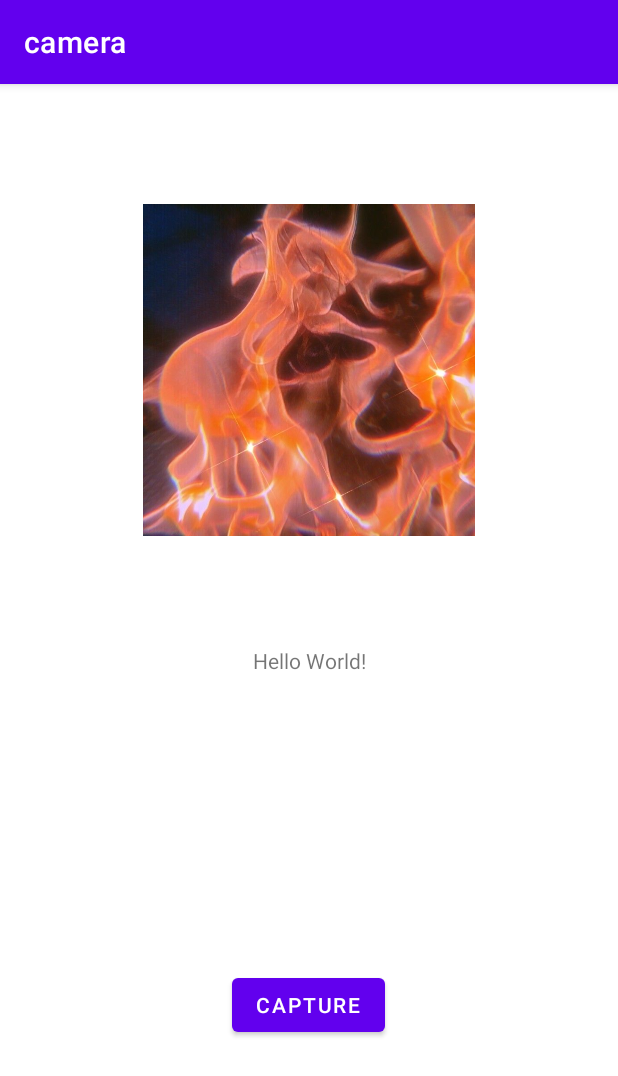
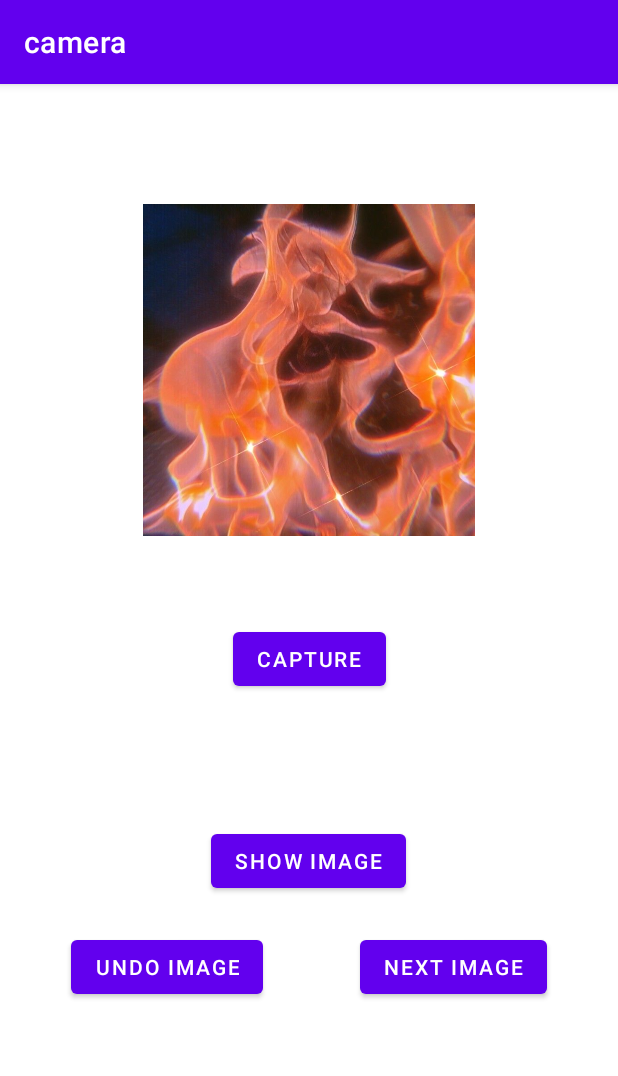
Before and after one commit to Kwiatkowska-W/camera, an Android app: the screen it shows after launch (MainActivity), on a phone screen of 412 x 824 dp. Shown: the top 1076 px of the screen. Run offline under Robolectric (Android 15) with nearby library versions, the phone set to English and light mode, and no system bars; 1 statement that could not run was skipped.

Commit message:
zmiana zdj

```diff
--- a/app/src/main/res/layout/activity_main.xml
+++ b/app/src/main/res/layout/activity_main.xml
@@ -14,20 +14,9 @@
         android:text="Capture"
         app:layout_constraintBottom_toBottomOf="parent"
         app:layout_constraintEnd_toEndOf="parent"
-        app:layout_constraintHorizontal_bias="0.498"
         app:layout_constraintStart_toStartOf="parent"
         app:layout_constraintTop_toTopOf="parent"
-        app:layout_constraintVertical_bias="0.819" />
-
-    <TextView
-        android:id="@+id/textView"
-        android:layout_width="wrap_content"
-        android:layout_height="wrap_content"
-        android:text="Hello World!"
-        app:layout_constraintBottom_toBottomOf="parent"
-        app:layout_constraintLeft_toLeftOf="parent"
-        app:layout_constraintRight_toRightOf="parent"
-        app:layout_constraintTop_toTopOf="parent" />
+        app:layout_constraintVertical_bias="0.499" />
 
     <ImageView
         android:id="@+id/imageView"
@@ -41,4 +30,41 @@
         app:layout_constraintVertical_bias="0.146"
         app:srcCompat="@drawable/zdj4" />
 
+    <Button
+        android:id="@+id/next"
+        android:layout_width="wrap_content"
+        android:layout_height="wrap_content"
+        android:text="Next Image"
+        app:layout_constraintBottom_toBottomOf="parent"
+        app:layout_constraintEnd_toEndOf="parent"
+        app:layout_constraintHorizontal_bias="0.835"
+        app:layout_constraintStart_toStartOf="parent"
+        app:layout_constraintTop_toTopOf="parent"
+        app:layout_constraintVertical_bias="0.784" />
+
+    <Button
+        android:id="@+id/undo"
+        android:layout_width="wrap_content"
+        android:layout_height="wrap_content"
+        android:text="Undo Image"
+        app:layout_constraintBottom_toBottomOf="parent"
+        app:layout_constraintEnd_toEndOf="parent"
+        app:layout_constraintHorizontal_bias="0.166"
+        app:layout_constraintStart_toStartOf="parent"
+        app:layout_constraintTop_toTopOf="parent"
+        app:layout_constraintVertical_bias="0.784" />
+
+    <Button
+        android:id="@+id/show"
+        android:layout_width="wrap_content"
+        android:layout_height="wrap_content"
+        android:text="Show image"
+        app:iconTint="#676767"
+        app:layout_constraintBottom_toBottomOf="parent"
+        app:layout_constraintEnd_toEndOf="parent"
+        app:layout_constraintHorizontal_bias="0.498"
+        app:layout_constraintStart_toStartOf="parent"
+        app:layout_constraintTop_toTopOf="parent"
+        app:layout_constraintVertical_bias="0.686" />
+
 </androidx.constraintlayout.widget.ConstraintLayout>
```
Also changed, not shown: app/src/main/java/xml/example/camera/MainActivity.kt (+24 -4 lines).
